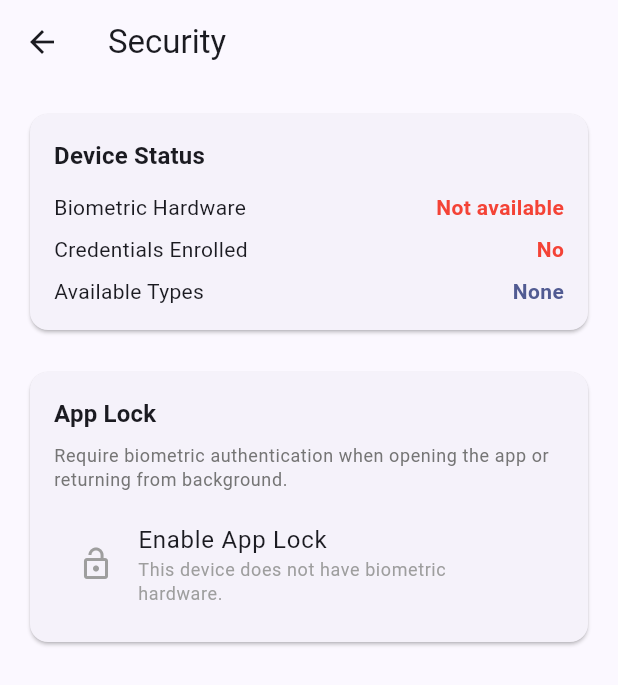
After one commit to MaherCh9752/borrow-tracker, a Flutter app: the DashboardScreen screen opened directly, after a tap on the "settings" icon, on a phone screen of 412 x 824 dp. The commit adds this screen. Shown: the top 685 px of the screen. Run offline on Flutter 3.47's test engine with Material 3 defaults, Android fonts, the phone set to English and light mode, and no system bars; our stand-ins replace cloud_firestore, connectivity_plus, csv, file_picker, firebase_auth, firebase_core and 8 more; missing offline and left inert: workmanager; accounts and stored records are empty.

Commit message:
feat: add optional biometric app lock with local_auth
- Add BiometricService wrapping local_auth for hardware check, enrollment check, and authentication
- Add SecurityProvider managing app lock state with flutter_secure_storage persistence
- Add SecuritySettingsScreen with toggle, device compatibility status, and auto-disable
- Add lock gate in main.dart with _BiometricLockScreen for authentication prompt
- Add _AppLifecycleObserver below MultiProvider for proper context access
- Use pause-based locking with _pendingLock flag to avoid biometric dialog loops
- Switch MainActivity to FlutterFragmentActivity (required by local_auth on Android)
- Add USE_BIOMETRIC permission (Android) and NSFaceIDUsageDescription (iOS)
- Update PROJECT-STATE.md and README.md with biometric lock documentation

```diff
--- /dev/null
+++ b/lib/providers/security_provider.dart
@@ -0,0 +1,135 @@
+import 'package:flutter/material.dart';
+import 'package:flutter_secure_storage/flutter_secure_storage.dart';
+import '../services/biometric_service.dart';
+import '../utils/constants.dart';
+
+/// Manages app lock state and biometric authentication.
+class SecurityProvider extends ChangeNotifier {
+  final BiometricService _biometricService = BiometricService();
+  final FlutterSecureStorage _secureStorage = const FlutterSecureStorage();
+
+  bool _appLockEnabled = false;
+  bool _isLocked = true;
+  bool _isLoading = true;
+  bool _isAuthenticating = false;
+  bool _pendingLock = false;
+  BiometricAvailability? _availability;
+
+  bool get appLockEnabled => _appLockEnabled;
+  bool get isLocked => _isLocked;
+  bool get isLoading => _isLoading;
+  bool get isAuthenticating => _isAuthenticating;
+  BiometricAvailability? get availability => _availability;
+
+  /// Initializes security state from secure storage and checks biometric availability.
+  Future<void> initialize() async {
+    _isLoading = true;
+    notifyListeners();
+
+    // Load saved preference.
+    final savedValue = await _secureStorage.read(
+      key: AppConstants.secureStorageAppLockKey,
+    );
+    _appLockEnabled = savedValue == 'true';
+
+    // Check biometric availability.
+    _availability = await _biometricService.checkAvailability();
+
+    // If app lock is enabled but biometrics unavailable, disable it.
+    if (_appLockEnabled && !(_availability?.isAvailable ?? false)) {
+      _appLockEnabled = false;
+      await _secureStorage.delete(key: AppConstants.secureStorageAppLockKey);
+      debugPrint('[Security] App lock auto-disabled: biometrics unavailable');
+    }
+
+    // On first load, show lock screen if app lock is enabled.
+    _isLocked = _appLockEnabled;
+
+    _isLoading = false;
+    notifyListeners();
+  }
+
+  /// Enables app lock after successful biometric authentication.
+  Future<bool> enableLock() async {
+    debugPrint('[Security] enableLock called. Availability: isAvailable=${_availability?.isAvailable}, hasHardware=${_availability?.hasHardware}, hasEnrolled=${_availability?.hasEnrolled}');
+
+    final authenticated = await _biometricService.authenticate(
+      reason: 'Authenticate to enable app lock',
+    );
+
+    debugPrint('[Security] enableLock authenticate result: $authenticated');
+    if (!authenticated) return false;
+
+    _appLockEnabled = true;
+    _isLocked = false; // Already just authenticated
+    await _secureStorage.write(
+      key: AppConstants.secureStorageAppLockKey,
+      value: 'true',
+    );
+    notifyListeners();
+    return true;
+  }
+
+  /// Disables app lock after successful biometric authentication.
+  Future<bool> disableLock() async {
+    final authenticated = await _biometricService.authenticate(
+      reason: 'Authenticate to disable app lock',
+    );
+
+    if (!authenticated) return false;
+
+    _appLockEnabled = false;
+    _isLocked = false;
+    await _secureStorage.delete(key: AppConstants.secureStorageAppLockKey);
+    notifyListeners();
+    return true;
+  }
+
+  /// Attempts to unlock the app with biometrics.
+  Future<bool> unlock() async {
+    _isAuthenticating = true;
+    try {
+      final authenticated = await _biometricService.authenticate();
+      if (authenticated) {
+        _isLocked = false;
+        notifyListeners();
+      }
+      return authenticated;
+    } finally {
+      _isAuthenticating = false;
+    }
+  }
+
+  /// Called when the app is about to go to background.
+  /// Sets a flag so we lock on next resume.
+  void onAppPaused() {
+    if (_appLockEnabled && !_isAuthenticating) {
+      _pendingLock = true;
+    }
+  }
+
+  /// Called when the app returns from background.
+  /// Locks only if a pause was recorded (real background, not biometric dialog).
+  void onAppResumed() {
+    if (_pendingLock) {
+      _pendingLock = false;
+      _isLocked = true;
+      notifyListeners();
+    }
+  }
+
+  /// Re-checks biometric availability (e.g. user may have added/removed biometrics).
+  Future<void> refreshAvailability() async {
+    _availability = await _biometricService.checkAvailability();
+
+    // Auto-disable if biometrics became unavailable.
+    if (_appLockEnabled && !(_availability?.isAvailable ?? false)) {
+      _appLockEnabled = false;
+      _isLocked = false;
+      await _secureStorage.delete(key: AppConstants.secureStorageAppLockKey);
+      debugPrint('[Security] App lock auto-disabled: biometrics changed');
+    }
+
+    notifyListeners();
+  }
+}
--- a/lib/screens/dashboard_screen.dart
+++ b/lib/screens/dashboard_screen.dart
@@ -11,6 +11,7 @@ import 'all_records_screen.dart';
 import 'csv_preview_screen.dart';
 import 'notification_settings_screen.dart';
 import 'pdf_preview_screen.dart';
+import 'security_settings_screen.dart';
 import 'statistics_screen.dart';
 
 class DashboardScreen extends StatefulWidget {
@@ -104,6 +105,14 @@ class _DashboardScreenState extends State<DashboardScreen> {
               context,
               MaterialPageRoute(
                   builder: (_) => const NotificationSettingsScreen()),
+            ),
+          ),
+          IconButton(
+            icon: const Icon(Icons.settings),
+            tooltip: 'Security',
+            onPressed: () => Navigator.push(
+              context,
+              MaterialPageRoute(builder: (_) => const SecuritySettingsScreen()),
             ),
           ),
           IconButton(
--- /dev/null
+++ b/lib/screens/security_settings_screen.dart
@@ -0,0 +1,216 @@
+import 'package:flutter/material.dart';
+import 'package:provider/provider.dart';
+import '../providers/security_provider.dart';
+
+/// Settings screen for configuring biometric app lock.
+class SecuritySettingsScreen extends StatefulWidget {
+  const SecuritySettingsScreen({super.key});
+
+  @override
+  State<SecuritySettingsScreen> createState() => _SecuritySettingsScreenState();
+}
+
+class _SecuritySettingsScreenState extends State<SecuritySettingsScreen> {
+  bool _isProcessing = false;
+
+  @override
+  void initState() {
+    super.initState();
+    WidgetsBinding.instance.addPostFrameCallback((_) {
+      context.read<SecurityProvider>().refreshAvailability();
+    });
+  }
+
+  Future<void> _toggleLock(bool value) async {
+    if (_isProcessing) return;
+
+    final provider = context.read<SecurityProvider>();
+    setState(() => _isProcessing = true);
+
+    bool success;
+    if (value) {
+      success = await provider.enableLock();
+    } else {
+      success = await provider.disableLock();
+    }
+
+    if (mounted) {
+      setState(() => _isProcessing = false);
+
+      if (!success) {
+        ScaffoldMessenger.of(context).showSnackBar(
+          SnackBar(
+            content: const Text('Authentication cancelled or failed.'),
+            backgroundColor: Colors.orange.shade700,
+            behavior: SnackBarBehavior.floating,
+          ),
+        );
+      }
+    }
+  }
+
+  @override
+  Widget build(BuildContext context) {
+    final theme = Theme.of(context);
+    final provider = context.watch<SecurityProvider>();
+    final availability = provider.availability;
+
+    return Scaffold(
+      appBar: AppBar(title: const Text('Security')),
+      body: ListView(
+        padding: const EdgeInsets.all(16),
+        children: [
+          _buildStatusCard(theme, provider, availability),
+          const SizedBox(height: 20),
+          _buildAppLockSection(theme, provider, availability),
+        ],
+      ),
+    );
+  }
+
+  Widget _buildStatusCard(
+    ThemeData theme,
+    SecurityProvider provider,
+    availability,
+  ) {
+    final hasHardware = availability?.hasHardware ?? false;
+    final hasEnrolled = availability?.hasEnrolled ?? false;
+    final types = availability?.typeNames ?? 'Unknown';
+
+    return Card(
+      child: Padding(
+        padding: const EdgeInsets.all(16),
+        child: Column(
+          crossAxisAlignment: CrossAxisAlignment.start,
+          children: [
+            Text(
+              'Device Status',
+              style: theme.textTheme.titleMedium?.copyWith(
+                fontWeight: FontWeight.w600,
+              ),
+            ),
+            const SizedBox(height: 12),
+            _statusRow(
+              theme,
+              'Biometric Hardware',
+              hasHardware ? 'Available' : 'Not available',
+              hasHardware ? Colors.green : Colors.red,
+            ),
+            const SizedBox(height: 8),
+            _statusRow(
+              theme,
+              'Credentials Enrolled',
+              hasEnrolled ? 'Yes' : 'No',
+              hasEnrolled ? Colors.green : Colors.red,
+            ),
+            const SizedBox(height: 8),
+            _statusRow(
+              theme,
+              'Available Types',
+              types,
+              theme.colorScheme.primary,
+            ),
+          ],
+        ),
+      ),
+    );
+  }
+
+  Widget _statusRow(ThemeData theme, String label, String value, Color valueColor) {
+    return Row(
+      mainAxisAlignment: MainAxisAlignment.spaceBetween,
+      children: [
+        Text(label, style: theme.textTheme.bodyMedium),
+        Text(
+          value,
+          style: theme.textTheme.bodyMedium?.copyWith(
+            fontWeight: FontWeight.w600,
+            color: valueColor,
+          ),
+        ),
+      ],
+    );
+  }
+
+  Widget _buildAppLockSection(
+    ThemeData theme,
+    SecurityProvider provider,
+    availability,
+  ) {
+    final isDeviceReady = (availability?.isAvailable ?? false);
+
+    return Card(
+      child: Padding(
+        padding: const EdgeInsets.all(16),
+        child: Column(
+          crossAxisAlignment: CrossAxisAlignment.start,
+          children: [
+            Text(
+              'App Lock',
+              style: theme.textTheme.titleMedium?.copyWith(
+                fontWeight: FontWeight.w600,
+              ),
+            ),
+            const SizedBox(height: 8),
+            Text(
+              'Require biometric authentication when opening the app or returning from background.',
+              style: theme.textTheme.bodySmall?.copyWith(
+                color: Colors.grey[600],
+              ),
+            ),
+            const SizedBox(height: 12),
+            if (!isDeviceReady)
+              _buildDisabledToggle(theme, availability)
+            else
+              SwitchListTile(
+                title: const Text('Enable App Lock'),
+                subtitle: Text(
+                  provider.appLockEnabled ? 'Active' : 'Disabled',
+                  style: TextStyle(
+                    color: provider.appLockEnabled
+                        ? Colors.green
+                        : Colors.grey[500],
+                  ),
+                ),
+                value: provider.appLockEnabled,
+                onChanged: _isProcessing ? null : _toggleLock,
+                secondary: _isProcessing
+                    ? const SizedBox(
+                        width: 24,
+                        height: 24,
+                        child: CircularProgressIndicator(strokeWidth: 2),
+                      )
+                    : Icon(
+                        provider.appLockEnabled
+                            ? Icons.lock
+                            : Icons.lock_open,
+                        color: provider.appLockEnabled
+                            ? Colors.green
+                            : Colors.grey,
+                      ),
+              ),
+          ],
+        ),
+      ),
+    );
+  }
+
+  Widget _buildDisabledToggle(ThemeData theme, availability) {
+    final hasHardware = availability?.hasHardware ?? false;
+    String reason;
+    if (!hasHardware) {
+      reason = 'This device does not have biometric hardware.';
+    } else {
+      reason = 'No biometrics enrolled. Please add a fingerprint or face in your device settings.';
+    }
+
+    return ListTile(
+      leading: const Icon(Icons.lock_open, color: Colors.grey),
+      title: const Text('Enable App Lock'),
+      subtitle: Text(
+        reason,
+        style: theme.textTheme.bodySmall?.copyWith(color: Colors.grey[500]),
+      ),
+    );
+  }
+}
--- /dev/null
+++ b/lib/services/biometric_service.dart
@@ -0,0 +1,121 @@
+import 'package:flutter/foundation.dart';
+import 'package:flutter/services.dart';
+import 'package:local_auth/local_auth.dart';
+
+/// Result of a biometric availability check.
+class BiometricAvailability {
+  final bool isAvailable;
+  final bool hasHardware;
+  final bool hasEnrolled;
+  final List<BiometricType> availableTypes;
+  final String? errorMessage;
+
+  const BiometricAvailability({
+    required this.isAvailable,
+    required this.hasHardware,
+    required this.hasEnrolled,
+    required this.availableTypes,
+    this.errorMessage,
+  });
+
+  /// Device has biometric hardware but no credentials enrolled.
+  bool get hardwareButNotEnrolled => hasHardware && !hasEnrolled;
+
+  /// Human-readable summary of available biometric types.
+  String get typeNames {
+    if (availableTypes.isEmpty) return 'None';
+    return availableTypes.map((t) {
+      switch (t) {
+        case BiometricType.face:
+          return 'Face';
+        case BiometricType.fingerprint:
+          return 'Fingerprint';
+        case BiometricType.iris:
+          return 'Iris';
+        case BiometricType.strong:
+          return 'Strong biometric';
+        case BiometricType.weak:
+          return 'Weak biometric';
+      }
+    }).join(', ');
+  }
+}
+
+/// Wraps the `local_auth` plugin to provide biometric authentication.
+class BiometricService {
+  final LocalAuthentication _auth = LocalAuthentication();
+
+  /// Checks whether the device supports biometrics and whether credentials are enrolled.
+  Future<BiometricAvailability> checkAvailability() async {
+    bool hasHardware = false;
+    bool hasEnrolled = false;
+    List<BiometricType> types = [];
+
+    try {
+      hasHardware = await _auth.canCheckBiometrics;
+    } on PlatformException catch (e) {
+      return BiometricAvailability(
+        isAvailable: false,
+        hasHardware: false,
+        hasEnrolled: false,
+        availableTypes: const [],
+        errorMessage: 'Failed to check biometric hardware: ${e.message}',
+      );
+    }
+
+    if (hasHardware) {
+      try {
+        types = await _auth.getAvailableBiometrics();
+        hasEnrolled = types.isNotEmpty;
+      } on PlatformException catch (e) {
+        return BiometricAvailability(
+          isAvailable: false,
+          hasHardware: true,
+          hasEnrolled: false,
+          availableTypes: const [],
+          errorMessage: 'Failed to get available biometrics: ${e.message}',
+        );
+      }
+    }
+
+    return BiometricAvailability(
+      isAvailable: hasHardware && hasEnrolled,
+      hasHardware: hasHardware,
+      hasEnrolled: hasEnrolled,
+      availableTypes: types,
+    );
+  }
+
+  /// Prompts the user for biometric authentication.
+  /// Returns `true` if authentication succeeded, `false` otherwise.
+  Future<bool> authenticate({String? reason}) async {
+    try {
+      final result = await _auth.authenticate(
+        localizedReason: reason ?? 'Authenticate to unlock Borrow Tracker',
+        options: const AuthenticationOptions(
+          stickyAuth: true,
+          biometricOnly: false,
+          useErrorDialogs: true,
+        ),
+      );
+      debugPrint('[BiometricService] authenticate result: $result');
+      return result;
+    } on PlatformException catch (e) {
+      debugPrint('[BiometricService] PlatformException: code=${e.code}, message=${e.message}');
+      return false;
+    } catch (e) {
+      debugPrint('[BiometricService] Unexpected error: $e');
+      return false;
+    }
+  }
+
+  /// Returns available biometric types on this device.
+  Future<List<BiometricType>> getAvailableBiometrics() async {
+    try {
+      return await _auth.getAvailableBiometrics();
+    } on PlatformException catch (e) {
+      debugPrint('[BiometricService] getAvailableBiometrics error: ${e.message}');
+      return [];
+    }
+  }
+}
--- a/lib/utils/constants.dart
+++ b/lib/utils/constants.dart
@@ -8,4 +8,5 @@ class AppConstants {
       'Reminders for upcoming and overdue deadlines';
   static const String offlineMessage =
       'You\'re offline. Changes will sync when reconnected.';
+  static const String secureStorageAppLockKey = 'app_lock_enabled';
 }
--- a/pubspec.yaml
+++ b/pubspec.yaml
@@ -22,6 +22,8 @@ dependencies:
   printing: ^5.13.4
   csv: ^6.0.0
   file_picker: ^8.1.7
+  local_auth: ^2.3.0
+  flutter_secure_storage: ^9.2.4
 dev_dependencies:
   flutter_test:
     sdk: flutter
```
Also changed, not shown: lib/main.dart (+134 -10 lines), pubspec.lock, 5 other files.
